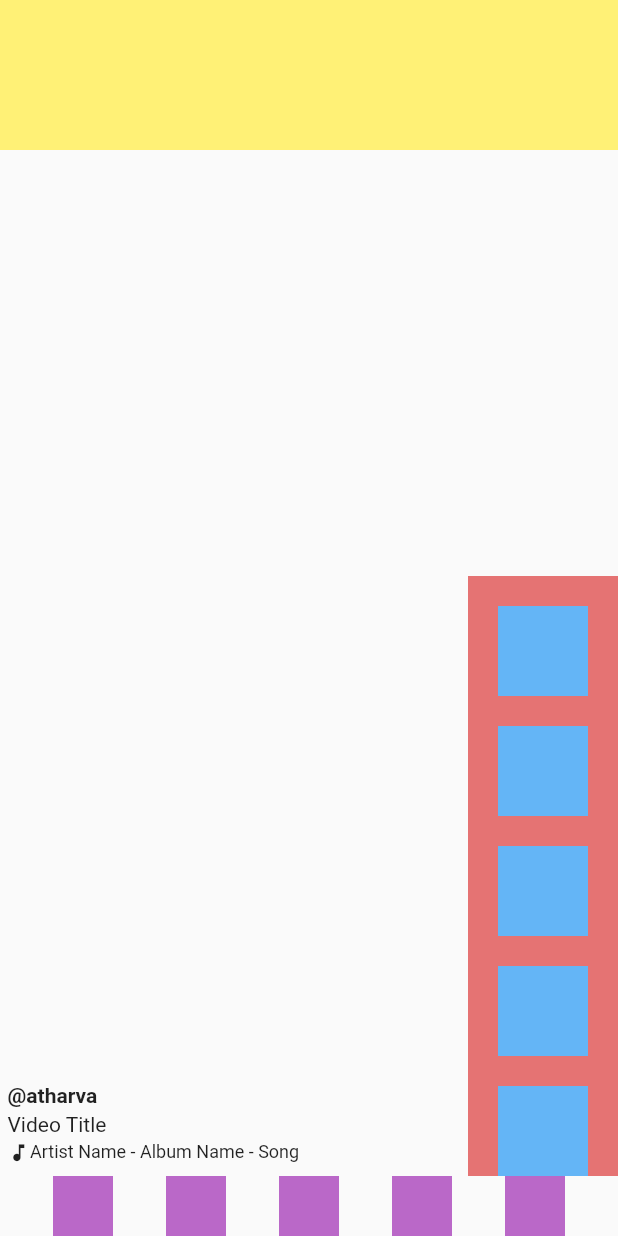
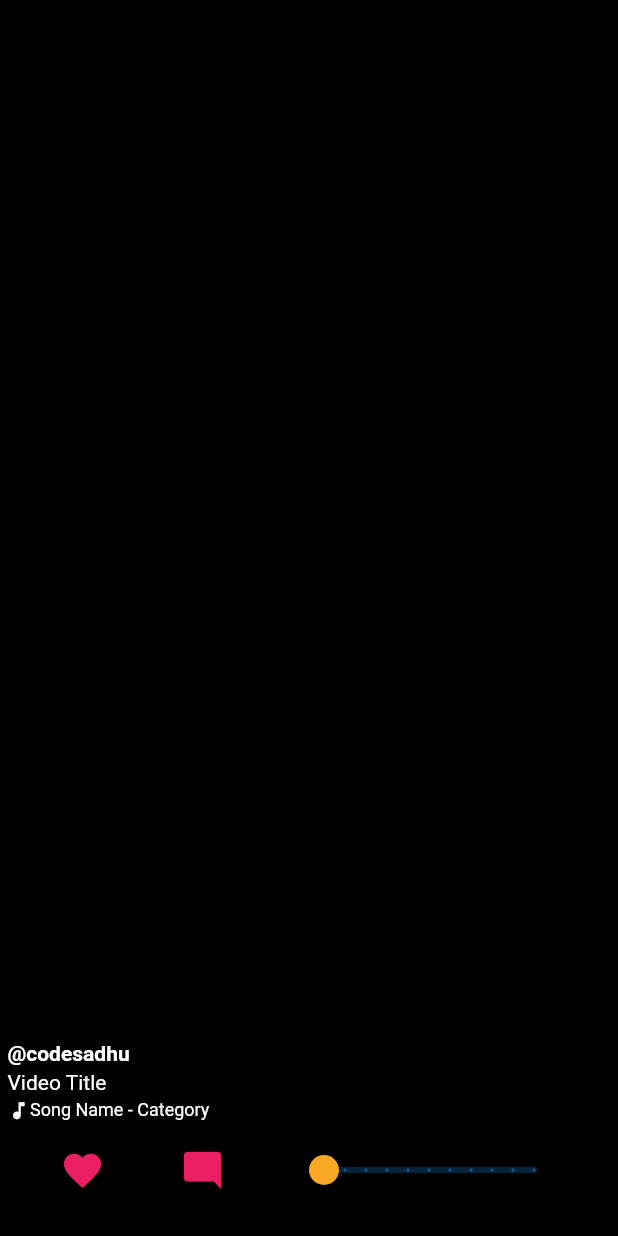
Before and after one commit to CodeSadhu/VideoReels, a Flutter app: the screen it shows after launch, on a phone screen of 412 x 824 dp. Run offline on Flutter 3.47's test engine with Material 2 defaults, Android fonts, the phone set to English and light mode, and no system bars; our stand-ins replace video_player.

Commit message:
Bottom Toolbar Done

```diff
--- a/lib/main.dart
+++ b/lib/main.dart
@@ -11,6 +11,10 @@ class Home extends StatelessWidget {
 	Widget build(BuildContext context) {
 		return MaterialApp(
 			title: 'Video Reels',
+			theme: ThemeData(
+				textTheme: Theme.of(context)
+				.textTheme.apply(bodyColor: Colors.white, displayColor: Colors.white)
+			),
 			debugShowCheckedModeBanner: false,
 			home: VideoReel(),
 		);
--- a/lib/video_reel.dart
+++ b/lib/video_reel.dart
@@ -1,28 +1,29 @@
 import 'package:flutter/material.dart';
-import 'package:video_reels/widgets/action_toolbar.dart';
+// import 'package:video_reels/widgets/action_toolbar.dart';
 import 'package:video_reels/widgets/bottom_section.dart';
 import 'package:video_reels/widgets/video_description.dart';
 
 class VideoReel extends StatelessWidget {
-	Widget get topSection => Container(
-		height: 100,
-		color: Colors.yellow[300],
-		);
+	// Widget get topSection => Container(
+	// 	height: 100,
+	// 	color: Colors.yellow[300],
+	// 	);
 
 	Widget get middleSection => Expanded(
 		child: Row(
 			mainAxisSize: MainAxisSize.max,
 			crossAxisAlignment: CrossAxisAlignment.end,
-			children: [VideoDescription(), ActionToolbar()]),
+			children: [VideoDescription()]),
 		);
 
 	@override
 	Widget build(BuildContext context) {
 		return Scaffold(
+			backgroundColor: Colors.black,
 			body: Column(
 			children: [
 				//Top
-				topSection,
+				// topSection,
 
 				//Middle
 				middleSection,
--- a/lib/widgets/action_toolbar.dart
+++ b/lib/widgets/action_toolbar.dart
@@ -8,14 +8,30 @@ class ActionToolbar extends StatelessWidget {
       color: Colors.red[300],
       child: Column(
         mainAxisSize: MainAxisSize.min,
-        children: List<Widget>.generate(
-            5,
-            (_) => Container(
-                  width: 60,
-                  height: 60,
-                  color: Colors.blue[300],
-                  margin: EdgeInsets.only(top: 20),
-                )),
+        // children: _getSocialAction(icon: ),
+      ),
+    );
+  }
+
+  Widget _getSocialAction({String title, IconData icon}) {
+    return Container(
+      width: 60,
+      height: 60,
+      child: Column(
+        children: [
+          Icon(
+            icon,
+            size: 35,
+            color: Colors.grey[300],
+          ),
+          Padding(
+            padding: EdgeInsets.only(top: 2),
+            child: Text(
+              title,
+              style: TextStyle(fontSize: 12),
+            ),
+          )
+        ],
       ),
     );
   }
--- a/lib/widgets/bottom_section.dart
+++ b/lib/widgets/bottom_section.dart
@@ -1,12 +1,68 @@
 import 'package:flutter/material.dart';
 
-class BottomSection extends StatelessWidget {
+class BottomSection extends StatefulWidget {
+  @override
+  _BottomSectionState createState() => _BottomSectionState();
+}
+
+class _BottomSectionState extends State<BottomSection> {
+  double _currentSliderValue = 0.0;
+
   @override
   Widget build(BuildContext context) {
     return Row(
       mainAxisAlignment: MainAxisAlignment.spaceEvenly,
-      children: List<Widget>.generate(5,
-          (_) => Container(width: 40, height: 40, color: Colors.purple[300])),
+      children: [
+        _getSocialAction(
+          icon: Icons.favorite, /*title: 'Yolo'*/
+        ),
+        _getSocialAction(
+          icon: Icons.mode_comment_rounded, /*title: 'Yolo'*/
+        ),
+        Padding(
+          padding: EdgeInsets.only(bottom: 20),
+          child: SliderTheme(
+            data: SliderThemeData(
+              thumbColor: Colors.yellow[800],
+              activeTrackColor: Colors.yellow[700]
+            ),
+            child: Slider(
+              min: 0,
+              max: 100,
+              divisions: 10,
+              value: _currentSliderValue,
+              onChanged: (double value) {
+                setState(() {
+                  _currentSliderValue = value;
+                });
+              }
+            ),
+          ),
+        )
+      ],
+    );
+  }
+
+  Widget _getSocialAction({/*String title, */ IconData icon}) {
+    return Container(
+      width: 50,
+      height: 50,
+      child: Column(
+        children: [
+          Icon(
+            icon,
+            size: 30,
+            color: Colors.pink[500],
+          ),
+          // Padding(
+          //   padding: EdgeInsets.only(top: 1),
+          //   child: Text(
+          //     title,
+          //     style: TextStyle(fontSize: 5),
+          //   ),
+          // )
+        ],
+      ),
     );
   }
 }
--- a/lib/widgets/video_description.dart
+++ b/lib/widgets/video_description.dart
@@ -13,7 +13,7 @@ class VideoDescription extends StatelessWidget {
         crossAxisAlignment: CrossAxisAlignment.start,
         children: <Widget>[
           Text(
-            '@atharva',
+            '@codesadhu',
             style: TextStyle(fontWeight: FontWeight.bold),
           ),
           Text('Video Title'),
@@ -22,9 +22,10 @@ class VideoDescription extends StatelessWidget {
               Icon(
                 Icons.music_note,
                 size: 15,
+								color: Colors.white,
               ),
               Text(
-                'Artist Name - Album Name - Song',
+                'Song Name - Category',
                 style: TextStyle(fontSize: 12),
               ),
             ],
```
